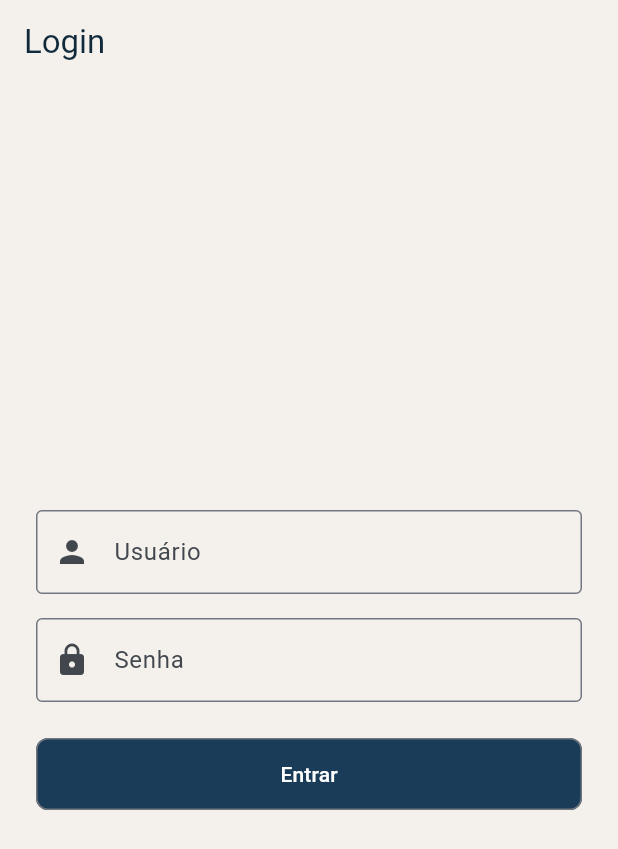
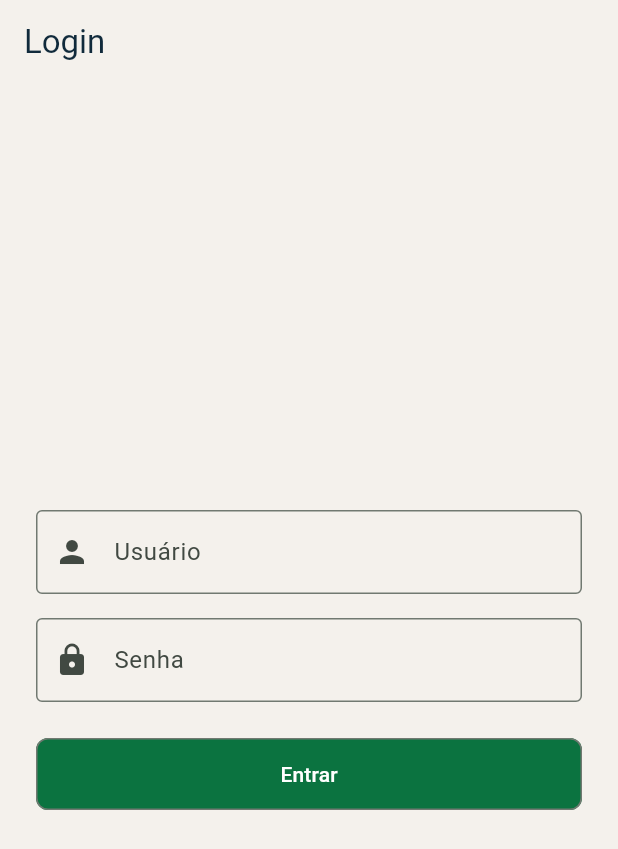
Before and after one commit to MuriloVantini/viagens_mobile, a Flutter app: the screen it shows after launch, on a phone screen of 412 x 824 dp. Shown: the top 849 px of the screen. Run offline on Flutter 3.47's test engine with Material 3 defaults, Android fonts, the phone set to English and light mode, and no system bars; our stand-ins replace flutter_secure_storage.

Commit message:
style: mudar tema para utilizar hexadecimal da logo da agt

```diff
--- a/lib/app/theme.dart
+++ b/lib/app/theme.dart
@@ -1,7 +1,7 @@
 import 'package:flutter/material.dart';
 
 ThemeData buildAppTheme() {
-  const seed = Color(0xFF1B3C59);
+  const seed = Color(0xFF0B7340);
   const surface = Color(0xFFF4F1EC);
   return ThemeData(
     outlinedButtonTheme: OutlinedButtonThemeData(
```
